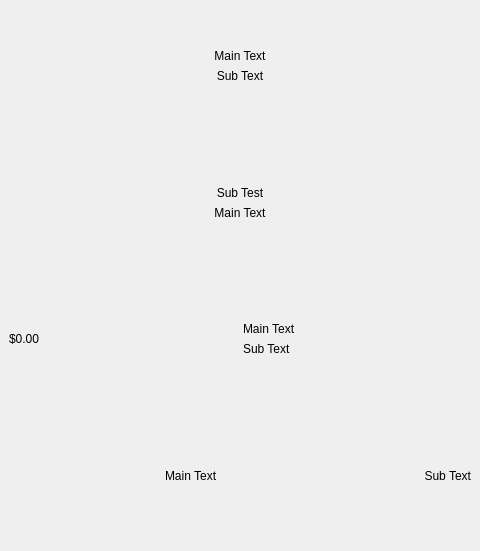
First picture: the form in widgets/kelguibutton.ui, repository demlabs-cellframe/dap-ui-sdk, before the edit.
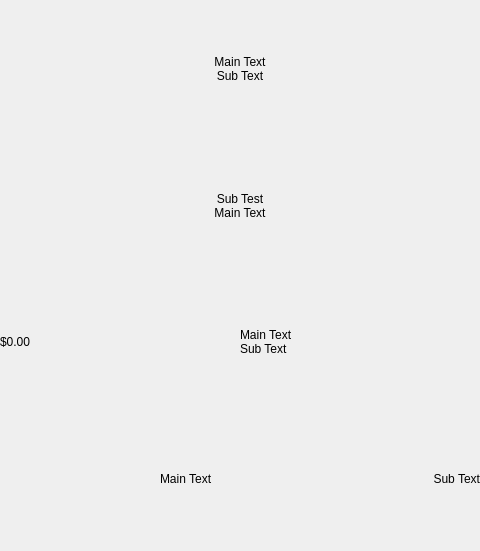
Second picture: the form after the edit. Custom widgets are drawn as their Qt base class.

Commit message: fixed issues with label spacings.

What changed in the file:
```diff
--- a/widgets/kelguibutton.ui
+++ b/widgets/kelguibutton.ui
@@ -35,6 +35,9 @@
       <string notr="true"/>
      </property>
      <layout class="QVBoxLayout" name="verticalLayout_4">
+      <property name="spacing">
+       <number>0</number>
+      </property>
       <property name="leftMargin">
        <number>0</number>
       </property>
@@ -50,6 +53,21 @@
       <item>
        <widget class="QWidget" name="Style0" native="true">
         <layout class="QVBoxLayout" name="verticalLayout">
+         <property name="spacing">
+          <number>0</number>
+         </property>
+         <property name="leftMargin">
+          <number>0</number>
+         </property>
+         <property name="topMargin">
+          <number>0</number>
+         </property>
+         <property name="rightMargin">
+          <number>0</number>
+         </property>
+         <property name="bottomMargin">
+          <number>0</number>
+         </property>
          <item>
           <widget class="KelGuiLabel" name="KelGuiButtonTextMain">
            <property name="text">
@@ -76,6 +94,21 @@
       <item>
        <widget class="QWidget" name="Style1" native="true">
         <layout class="QVBoxLayout" name="verticalLayout_2">
+         <property name="spacing">
+          <number>0</number>
+         </property>
+         <property name="leftMargin">
+          <number>0</number>
+         </property>
+         <property name="topMargin">
+          <number>0</number>
+         </property>
+         <property name="rightMargin">
+          <number>0</number>
+         </property>
+         <property name="bottomMargin">
+          <number>0</number>
+         </property>
          <item>
           <widget class="KelGuiLabel" name="KelGuiButtonTextSub_2">
            <property name="text">
@@ -102,6 +135,21 @@
       <item>
        <widget class="QWidget" name="Style2" native="true">
         <layout class="QHBoxLayout" name="horizontalLayout">
+         <property name="spacing">
+          <number>0</number>
+         </property>
+         <property name="leftMargin">
+          <number>0</number>
+         </property>
+         <property name="topMargin">
+          <number>0</number>
+         </property>
+         <property name="rightMargin">
+          <number>0</number>
+         </property>
+         <property name="bottomMargin">
+          <number>0</number>
+         </property>
          <item>
           <widget class="KelGuiLabel" name="KelGuiButtonTextLeft">
            <property name="text">
@@ -114,6 +162,9 @@
          </item>
          <item>
           <layout class="QVBoxLayout" name="verticalLayout_3">
+           <property name="spacing">
+            <number>0</number>
+           </property>
            <item>
             <widget class="KelGuiLabel" name="KelGuiButtonTextMain_3">
              <property name="text">
@@ -142,6 +193,21 @@
       <item>
        <widget class="QWidget" name="Style3" native="true">
         <layout class="QHBoxLayout" name="horizontalLayout_2">
+         <property name="spacing">
+          <number>0</number>
+         </property>
+         <property name="leftMargin">
+          <number>0</number>
+         </property>
+         <property name="topMargin">
+          <number>0</number>
+         </property>
+         <property name="rightMargin">
+          <number>0</number>
+         </property>
+         <property name="bottomMargin">
+          <number>0</number>
+         </property>
          <item>
           <widget class="KelGuiLabel" name="KelGuiButtonIcon">
            <property name="text">
```
Left out of the diff: 4 changed lines with no effect on the pictures. The commit also changes 7 other files.
